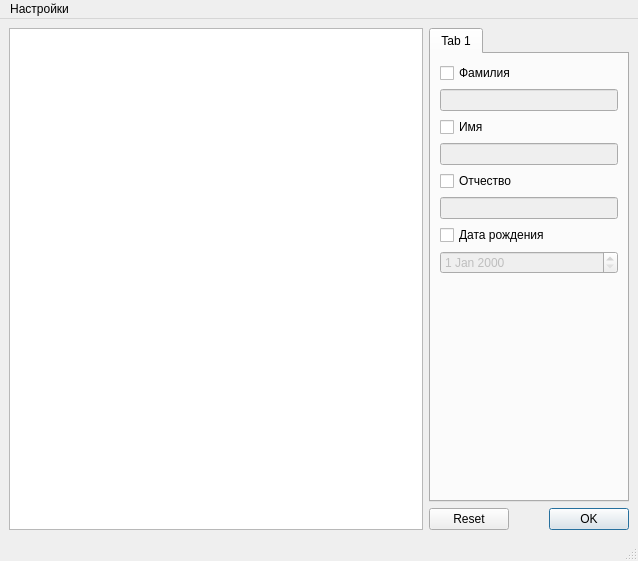
This is main_form.ui in glooer/diploma as Qt 5 draws it before an edit. The edited form follows.
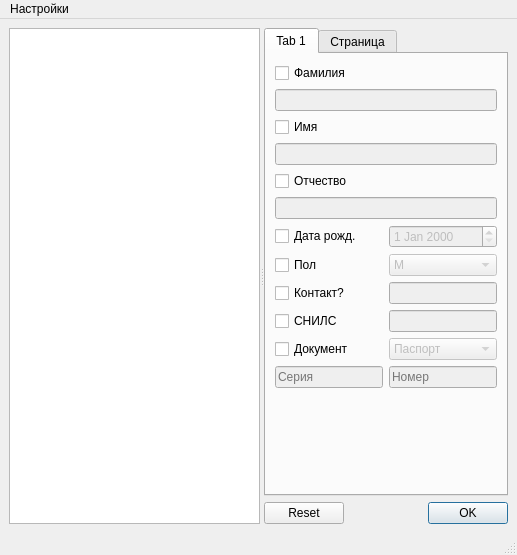
This is the edited form.

The edit to the form file:
```diff
--- a/main_form.ui
+++ b/main_form.ui
@@ -6,8 +6,8 @@
    <rect>
     <x>0</x>
     <y>0</y>
-    <width>638</width>
-    <height>561</height>
+    <width>517</width>
+    <height>555</height>
    </rect>
   </property>
   <property name="windowTitle">
@@ -15,7 +15,11 @@
   </property>
   <widget class="QWidget" name="centralwidget">
    <layout class="QGridLayout" name="gridLayout">
-    <item row="0" column="0" rowspan="2">
+    <item row="0" column="0">
+     <widget class="QSplitter" name="splitter">
+      <property name="orientation">
+       <enum>Qt::Horizontal</enum>
+      </property>
      <widget class="QTableView" name="tableView">
       <property name="sizePolicy">
        <sizepolicy hsizetype="Expanding" vsizetype="Expanding">
@@ -75,12 +79,19 @@
        <bool>false</bool>
       </attribute>
      </widget>
-    </item>
-    <item row="0" column="1">
+      <widget class="QWidget" name="">
+       <layout class="QVBoxLayout" name="verticalLayout">
+        <item>
      <widget class="QTabWidget" name="tabWidget">
+          <property name="sizePolicy">
+           <sizepolicy hsizetype="Expanding" vsizetype="Expanding">
+            <horstretch>0</horstretch>
+            <verstretch>0</verstretch>
+           </sizepolicy>
+          </property>
       <property name="minimumSize">
        <size>
-        <width>200</width>
+            <width>100</width>
         <height>0</height>
        </size>
       </property>
@@ -88,11 +99,165 @@
        <number>0</number>
       </property>
       <widget class="QWidget" name="tab">
+           <property name="sizePolicy">
+            <sizepolicy hsizetype="Preferred" vsizetype="Preferred">
+             <horstretch>0</horstretch>
+             <verstretch>0</verstretch>
+            </sizepolicy>
+           </property>
        <attribute name="title">
         <string>Tab 1</string>
        </attribute>
        <layout class="QGridLayout" name="gridLayout_2">
+            <item row="0" column="0" colspan="2">
+             <widget class="QCheckBox" name="chk_lastName">
+              <property name="text">
+               <string>Фамилия</string>
+              </property>
+             </widget>
+            </item>
+            <item row="7" column="0">
+             <widget class="QCheckBox" name="chk_birthDate">
+              <property name="text">
+               <string>Дата рожд.</string>
+              </property>
+             </widget>
+            </item>
         <item row="8" column="0">
+             <widget class="QCheckBox" name="chk_sex">
+              <property name="text">
+               <string>Пол</string>
+              </property>
+             </widget>
+            </item>
+            <item row="4" column="0" colspan="2">
+             <widget class="QCheckBox" name="chk_patrName">
+              <property name="text">
+               <string>Отчество</string>
+              </property>
+             </widget>
+            </item>
+            <item row="7" column="1">
+             <widget class="QDateEdit" name="edit_birthDate">
+              <property name="enabled">
+               <bool>false</bool>
+              </property>
+              <property name="minimumSize">
+               <size>
+                <width>0</width>
+                <height>0</height>
+               </size>
+              </property>
+             </widget>
+            </item>
+            <item row="3" column="0" colspan="2">
+             <widget class="QLineEdit" name="edit_firstName">
+              <property name="enabled">
+               <bool>false</bool>
+              </property>
+             </widget>
+            </item>
+            <item row="1" column="0" colspan="2">
+             <widget class="QLineEdit" name="edit_lastName">
+              <property name="enabled">
+               <bool>false</bool>
+              </property>
+             </widget>
+            </item>
+            <item row="2" column="0" colspan="2">
+             <widget class="QCheckBox" name="chk_firstName">
+              <property name="text">
+               <string>Имя</string>
+              </property>
+             </widget>
+            </item>
+            <item row="8" column="1">
+             <widget class="QComboBox" name="edit_sex">
+              <property name="enabled">
+               <bool>false</bool>
+              </property>
+              <property name="minimumSize">
+               <size>
+                <width>0</width>
+                <height>0</height>
+               </size>
+              </property>
+              <item>
+               <property name="text">
+                <string>М</string>
+               </property>
+              </item>
+              <item>
+               <property name="text">
+                <string>Ж</string>
+               </property>
+              </item>
+             </widget>
+            </item>
+            <item row="5" column="0" colspan="2">
+             <widget class="QLineEdit" name="edit_patrName">
+              <property name="enabled">
+               <bool>false</bool>
+              </property>
+             </widget>
+            </item>
+            <item row="10" column="0">
+             <widget class="QCheckBox" name="chk_SNILS">
+              <property name="text">
+               <string>СНИЛС</string>
+              </property>
+             </widget>
+            </item>
+            <item row="11" column="0">
+             <widget class="QCheckBox" name="chk_document">
+              <property name="minimumSize">
+               <size>
+                <width>0</width>
+                <height>0</height>
+               </size>
+              </property>
+              <property name="text">
+               <string>Документ</string>
+              </property>
+             </widget>
+            </item>
+            <item row="10" column="1">
+             <widget class="QLineEdit" name="edit_SNILS">
+              <property name="enabled">
+               <bool>false</bool>
+              </property>
+              <property name="minimumSize">
+               <size>
+                <width>0</width>
+                <height>0</height>
+               </size>
+              </property>
+             </widget>
+            </item>
+            <item row="11" column="1">
+             <widget class="QComboBox" name="edit_documentType">
+              <property name="enabled">
+               <bool>false</bool>
+              </property>
+              <property name="minimumSize">
+               <size>
+                <width>0</width>
+                <height>0</height>
+               </size>
+              </property>
+              <item>
+               <property name="text">
+                <string>Паспорт</string>
+               </property>
+              </item>
+              <item>
+               <property name="text">
+                <string>123</string>
+               </property>
+              </item>
+             </widget>
+            </item>
+            <item row="13" column="0" colspan="2">
          <spacer name="verticalSpacer">
           <property name="orientation">
            <enum>Qt::Vertical</enum>
@@ -105,67 +270,68 @@
           </property>
          </spacer>
         </item>
-        <item row="2" column="0">
-         <widget class="QCheckBox" name="chk_firstName">
+            <item row="9" column="0">
+             <widget class="QCheckBox" name="checkBox">
           <property name="text">
-           <string>Имя</string>
+               <string>Контакт?</string>
           </property>
          </widget>
         </item>
-        <item row="3" column="0">
-         <widget class="QLineEdit" name="edit_firstName">
+            <item row="9" column="1">
+             <widget class="QLineEdit" name="lineEdit">
           <property name="enabled">
            <bool>false</bool>
           </property>
-         </widget>
-        </item>
-        <item row="0" column="0">
-         <widget class="QCheckBox" name="chk_lastName">
-          <property name="text">
-           <string>Фамилия</string>
+              <property name="minimumSize">
+               <size>
+                <width>0</width>
+                <height>0</height>
+               </size>
           </property>
          </widget>
         </item>
-        <item row="4" column="0">
-         <widget class="QCheckBox" name="chk_patrName">
-          <property name="text">
-           <string>Отчество</string>
-          </property>
-         </widget>
-        </item>
-        <item row="5" column="0">
-         <widget class="QLineEdit" name="edit_patrName">
+            <item row="12" column="0">
+             <widget class="QLineEdit" name="edit_documentSerial">
           <property name="enabled">
            <bool>false</bool>
           </property>
-         </widget>
-        </item>
-        <item row="6" column="0">
-         <widget class="QCheckBox" name="chk_birthDate">
-          <property name="text">
-           <string>Дата рождения</string>
-          </property>
-         </widget>
-        </item>
-        <item row="1" column="0">
-         <widget class="QLineEdit" name="edit_lastName">
-          <property name="enabled">
-           <bool>false</bool>
+              <property name="minimumSize">
+               <size>
+                <width>10</width>
+                <height>0</height>
+               </size>
+              </property>
+              <property name="placeholderText">
+               <string>Серия</string>
           </property>
          </widget>
         </item>
-        <item row="7" column="0">
-         <widget class="QDateEdit" name="edit_birthDate">
+            <item row="12" column="1">
+             <widget class="QLineEdit" name="edit_documentNumber">
           <property name="enabled">
            <bool>false</bool>
           </property>
+              <property name="minimumSize">
+               <size>
+                <width>10</width>
+                <height>0</height>
+               </size>
+              </property>
+              <property name="placeholderText">
+               <string>Номер</string>
+              </property>
          </widget>
         </item>
        </layout>
       </widget>
-     </widget>
-    </item>
-    <item row="1" column="1">
+          <widget class="QWidget" name="tab_2">
+           <attribute name="title">
+            <string>Страница</string>
+           </attribute>
+          </widget>
+         </widget>
+        </item>
+        <item>
      <widget class="QDialogButtonBox" name="reset_or_ok">
       <property name="standardButtons">
        <set>QDialogButtonBox::Ok|QDialogButtonBox::Reset</set>
@@ -177,12 +343,16 @@
     </item>
    </layout>
   </widget>
+     </widget>
+    </item>
+   </layout>
+  </widget>
   <widget class="QMenuBar" name="menubar">
    <property name="geometry">
     <rect>
      <x>0</x>
      <y>0</y>
-     <width>638</width>
+     <width>517</width>
      <height>21</height>
     </rect>
    </property>
```
Lines whose indentation alone changed are shown as unchanged.
